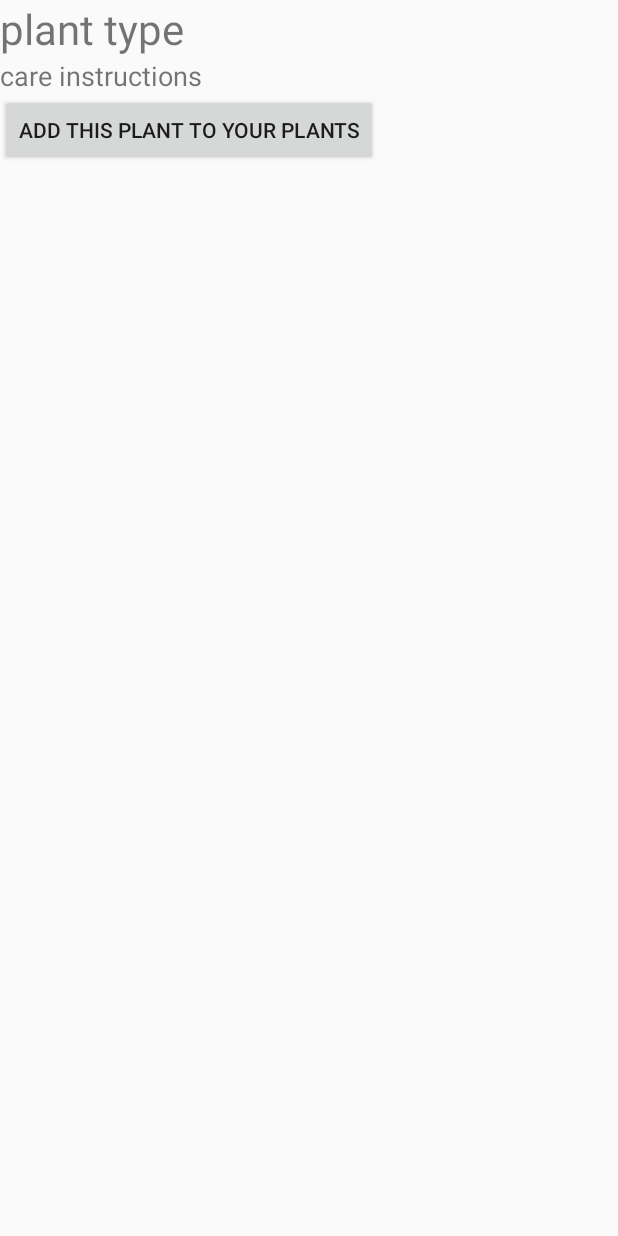
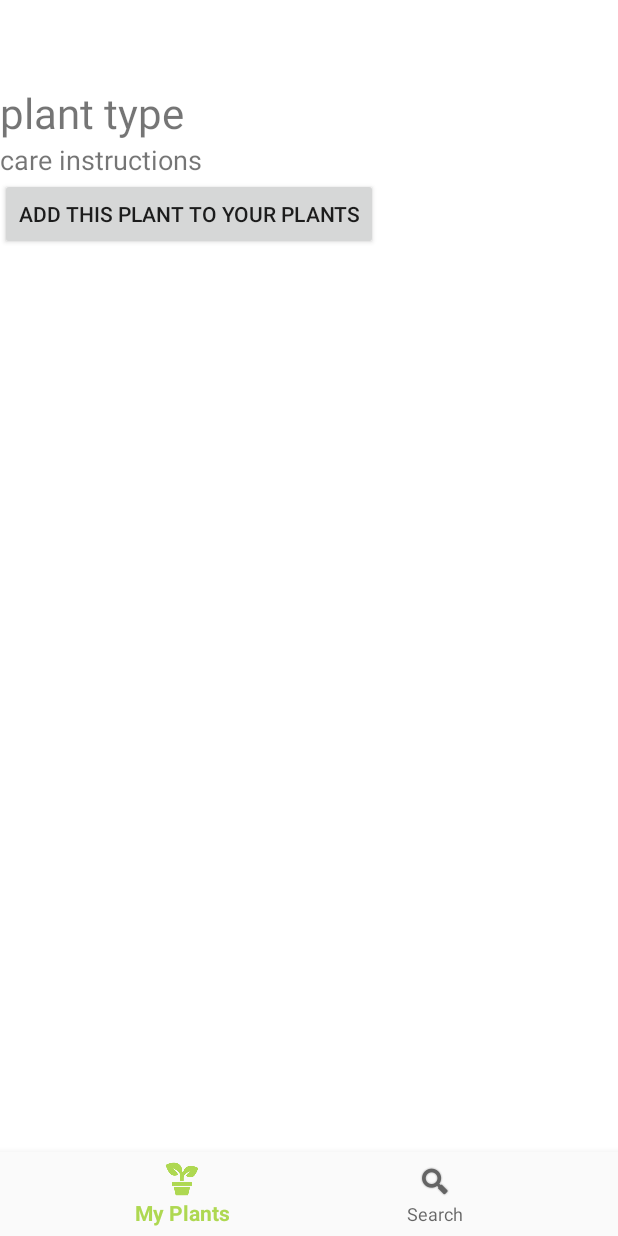
Before and after one commit to scoheleach/PlantOrDie, an Android app: the layout activity_plant_info.xml on its own in the app's theme, with its tools: preview values and no code run, on a phone screen of 412 x 824 dp. Run offline under Robolectric (Android 15) with nearby library versions, the phone set to English and light mode, and no system bars.

Commit message:
search button works & bottom nav for all pages

```diff
--- a/PlantOrDieApp/app/src/main/java/hu/ait/plantordieapp/PlantDialog.kt
+++ b/PlantOrDieApp/app/src/main/java/hu/ait/plantordieapp/PlantDialog.kt
@@ -32,7 +32,6 @@ class PlantDialog : DialogFragment() {
             )
         }
     }
-
     private lateinit var etNickName: EditText
     private lateinit var etType: EditText
     private lateinit var etText: EditText
--- a/PlantOrDieApp/app/src/main/res/layout/activity_plant_info.xml
+++ b/PlantOrDieApp/app/src/main/res/layout/activity_plant_info.xml
@@ -1,4 +1,6 @@
 <?xml version="1.0" encoding="utf-8"?>
+
+
 <LinearLayout
         xmlns:android="http://schemas.android.com/apk/res/android"
         xmlns:tools="http://schemas.android.com/tools"
@@ -8,6 +10,21 @@
         tools:context=".PlantInfoActivity"
         android:orientation="vertical">
 
+    <android.support.design.widget.CoordinatorLayout
+            android:layout_width="match_parent"
+            android:layout_height="0dp"
+            android:layout_weight="1"
+            android:fitsSystemWindows="true"
+            android:background="@color/background">
+
+    <ScrollView
+            android:layout_width="wrap_content"
+            android:layout_height="wrap_content">
+
+        <LinearLayout
+                android:layout_width="wrap_content"
+                android:layout_height="wrap_content"
+                android:orientation="vertical" >
             <TextView
                     android:id="@+id/tvPlantType"
                     android:layout_width="wrap_content"
@@ -37,3 +54,16 @@
             />
 
         </LinearLayout>
+        </ScrollView>
+
+
+    </android.support.design.widget.CoordinatorLayout>
+
+    <android.support.design.widget.BottomNavigationView
+    android:id="@+id/navPlant"
+    android:layout_width="match_parent"
+    android:layout_height="wrap_content"
+    android:background="?android:attr/windowBackground"
+    app:menu="@menu/menu_navigation"/>
+
+</LinearLayout>
--- a/PlantOrDieApp/app/src/main/res/layout/activity_searchable.xml
+++ b/PlantOrDieApp/app/src/main/res/layout/activity_searchable.xml
@@ -41,7 +41,7 @@
     </android.support.design.widget.CoordinatorLayout>
 
     <android.support.design.widget.BottomNavigationView
-            android:id="@+id/navSearch"
+            android:id="@+id/navSearchScreen"
             android:layout_width="match_parent"
             android:layout_height="wrap_content"
             android:background="?android:attr/windowBackground"
```
Also changed, not shown: PlantOrDieApp/app/src/main/AndroidManifest.xml (+7 -7 lines), PlantOrDieApp/app/src/main/java/hu/ait/plantordieapp/PlantInfoActivity.kt (+59 -0 lines), PlantOrDieApp/app/src/main/java/hu/ait/plantordieapp/SearchResultActivity.kt (deleted, +0 -12 lines), PlantOrDieApp/app/src/main/java/hu/ait/plantordieapp/SearchableActivity.kt (+33 -31 lines), PlantOrDieApp/app/src/main/res/layout/activity_search_result.xml (deleted, +0 -10 lines). Lines whose indentation alone changed are shown as unchanged.
